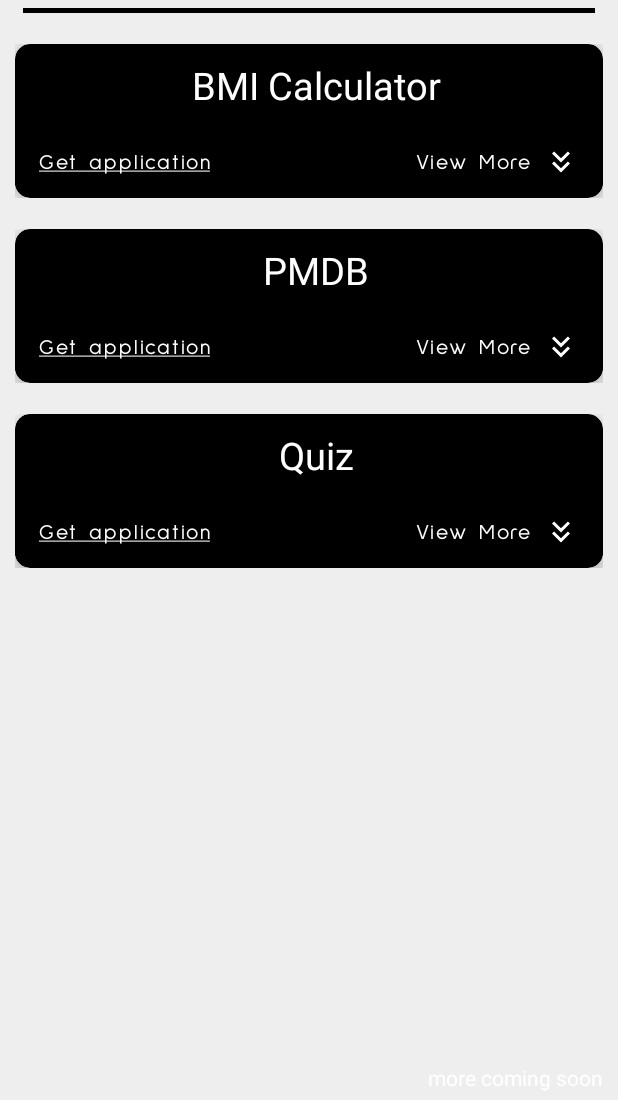
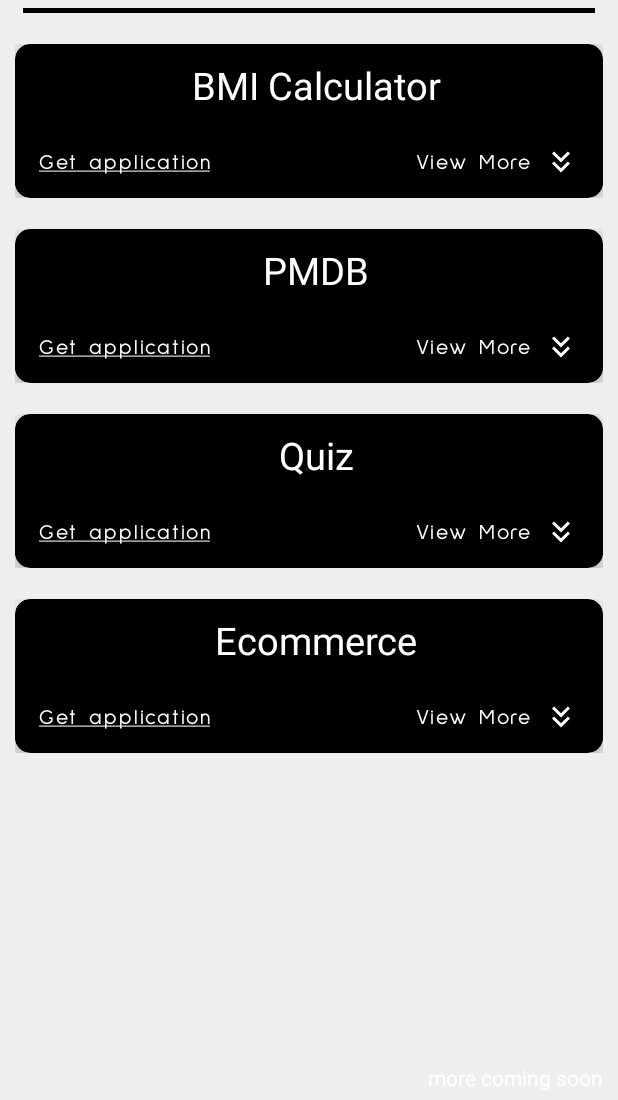
Before and after one commit to buzz-ht53/myportfolio, an Android app: the screen it shows after launch (MainActivity), on a phone screen of 412 x 824 dp, the part 136-1236 px from its top. Run offline under Robolectric (Android 15) with nearby library versions, the phone set to English and light mode, and no system bars; libraries missing offline, so code that uses them is left out: com.google.android.play; Roboto replaces fonts that are not available here.

Commit message:
# Playstore Update 4.0

```diff
--- a/app/src/main/java/com/buzz_ht/myportfolio/MainActivity.kt
+++ b/app/src/main/java/com/buzz_ht/myportfolio/MainActivity.kt
@@ -45,6 +45,7 @@ class MainActivity : AppCompatActivity() {
         listOfApps.add(
             CustomClass(
                 "BMI Calculator",
+                "Java",
                 "MVC",
                 "NA",
                 "Firebase Authentication",
@@ -56,6 +57,7 @@ class MainActivity : AppCompatActivity() {
         listOfApps.add(
             CustomClass(
                 "PMDB",
+                "Kotlin",
                 "MVC",
                 "NA",
                 "Third Party Apis, Retrofit",
@@ -68,12 +70,28 @@ class MainActivity : AppCompatActivity() {
         listOfApps.add(
             CustomClass(
                 "Quiz",
+                "Kotlin",
                 "MVC",
                 "NA",
                 "Shared pref, Recyclerview",
                 "Quiz away",
                 "2.5/10",
                 getString(R.string.quiz_playstore)
+            )
+
+
+        )
+
+        listOfApps.add(
+            CustomClass(
+                "Ecommerce",
+                "Java",
+                "MVC",
+                "NA",
+                "Shared pref, Recyclerview, Bottom Navigation view, Menu",
+                "Sample E-commerce application",
+                "4/10",
+                getString(R.string.ecommerce_playstore)
             )
         )
 
--- a/app/src/main/java/com/buzz_ht/myportfolio/Models/CustomClass.kt
+++ b/app/src/main/java/com/buzz_ht/myportfolio/Models/CustomClass.kt
@@ -2,7 +2,7 @@ package com.buzz_ht.myportfolio.Models
 
 data class CustomClass(
     val appName: String,
-
+    val langUsed: String,
     val architecture: String,
     val githubLink: String,
     val technologiesUsed: String,
--- a/app/src/main/res/values/strings.xml
+++ b/app/src/main/res/values/strings.xml
@@ -4,6 +4,7 @@
     <string name="bmi_calculator_playstore">com.buzz_ht.bigbmi</string>
     <string name="pmdb_playstore">com.buzz_ht.moviedatabase</string>
     <string name="quiz_playstore">com.buzz_ht.quiz</string>
+    <string name="ecommerce_playstore">com.buzz_ht.ecommerce</string>
 
 
 </resources>
```
